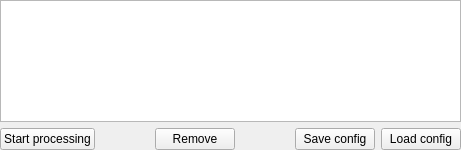
Old version of the form iVS3D/src/iVS3D-core/view/automaticwidget.ui in the repository iVS3D/iVS3D.
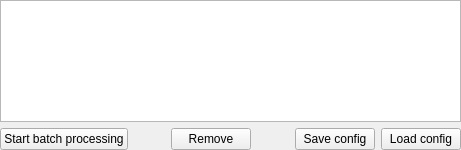
New version of the form. Custom widgets are drawn as their Qt base class.

```diff
--- a/iVS3D/src/iVS3D-core/view/automaticwidget.ui
+++ b/iVS3D/src/iVS3D-core/view/automaticwidget.ui
@@ -46,7 +46,7 @@
      <item>
       <widget class="QPushButton" name="start">
        <property name="text">
-        <string>Start processing</string>
+        <string>Start batch processing</string>
        </property>
       </widget>
      </item>
```
